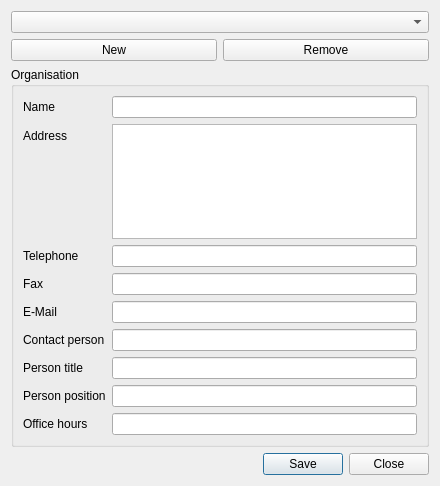
The window that src/ui/ui_organization_editor.ui (nextgis/qgis_metatools) describes before a commit, drawn with Qt 5.
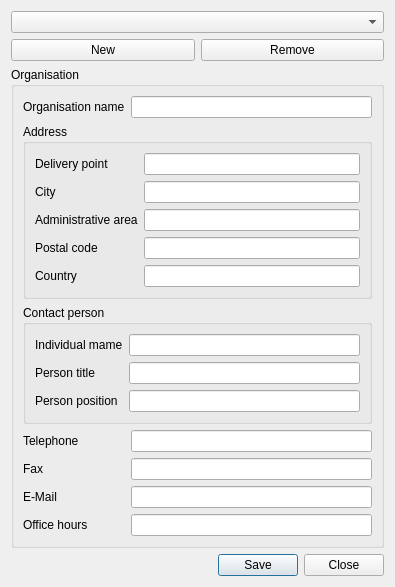
The same window after the commit.

Commit message: finish organization template manager and applying

```diff
--- a/src/ui/ui_organization_editor.ui
+++ b/src/ui/ui_organization_editor.ui
@@ -6,8 +6,8 @@
    <rect>
     <x>0</x>
     <y>0</y>
-    <width>440</width>
-    <height>486</height>
+    <width>395</width>
+    <height>545</height>
    </rect>
   </property>
   <property name="windowTitle">
@@ -40,95 +40,153 @@
      <property name="title">
       <string>Organisation</string>
      </property>
-     <layout class="QFormLayout" name="formLayout">
+     <layout class="QFormLayout" name="formLayout_3">
       <item row="0" column="0">
        <widget class="QLabel" name="label">
         <property name="text">
-         <string>Name</string>
+         <string>Organisation name</string>
         </property>
        </widget>
       </item>
       <item row="0" column="1">
        <widget class="QLineEdit" name="leName"/>
       </item>
-      <item row="1" column="0">
-       <widget class="QLabel" name="label_2">
-        <property name="text">
+      <item row="1" column="0" colspan="2">
+       <widget class="QGroupBox" name="groupBox_2">
+        <property name="title">
          <string>Address</string>
         </property>
+        <layout class="QFormLayout" name="formLayout">
+         <item row="0" column="0">
+          <widget class="QLabel" name="label_2">
+           <property name="text">
+            <string>Delivery point</string>
+           </property>
+          </widget>
+         </item>
+         <item row="0" column="1">
+          <widget class="QLineEdit" name="leDeliveryPoint"/>
+         </item>
+         <item row="1" column="0">
+          <widget class="QLabel" name="label_10">
+           <property name="text">
+            <string>City</string>
+           </property>
+          </widget>
+         </item>
+         <item row="1" column="1">
+          <widget class="QLineEdit" name="leCity"/>
+         </item>
+         <item row="2" column="0">
+          <widget class="QLabel" name="label_11">
+           <property name="text">
+            <string>Administrative area</string>
+           </property>
+          </widget>
+         </item>
+         <item row="2" column="1">
+          <widget class="QLineEdit" name="leAdminArea"/>
+         </item>
+         <item row="3" column="0">
+          <widget class="QLabel" name="label_12">
+           <property name="text">
+            <string>Postal code</string>
+           </property>
+          </widget>
+         </item>
+         <item row="3" column="1">
+          <widget class="QLineEdit" name="lePostCode"/>
+         </item>
+         <item row="4" column="0">
+          <widget class="QLabel" name="label_13">
+           <property name="text">
+            <string>Country</string>
+           </property>
+          </widget>
+         </item>
+         <item row="4" column="1">
+          <widget class="QLineEdit" name="leCountry"/>
+         </item>
+        </layout>
        </widget>
       </item>
-      <item row="1" column="1">
-       <widget class="QTextEdit" name="textAddress"/>
+      <item row="2" column="0" colspan="2">
+       <widget class="QGroupBox" name="groupBox_3">
+        <property name="title">
+         <string>Contact person</string>
+        </property>
+        <layout class="QFormLayout" name="formLayout_2">
+         <item row="0" column="0">
+          <widget class="QLabel" name="label_6">
+           <property name="text">
+            <string>Individual mame</string>
+           </property>
+          </widget>
+         </item>
+         <item row="0" column="1">
+          <widget class="QLineEdit" name="leContactPerson"/>
+         </item>
+         <item row="1" column="0">
+          <widget class="QLabel" name="label_7">
+           <property name="text">
+            <string>Person title</string>
+           </property>
+          </widget>
+         </item>
+         <item row="1" column="1">
+          <widget class="QLineEdit" name="lePersonTitle"/>
+         </item>
+         <item row="2" column="0">
+          <widget class="QLabel" name="label_8">
+           <property name="text">
+            <string>Person position</string>
+           </property>
+          </widget>
+         </item>
+         <item row="2" column="1">
+          <widget class="QLineEdit" name="lePersonPosition"/>
+         </item>
+        </layout>
+       </widget>
       </item>
-      <item row="2" column="0">
+      <item row="3" column="0">
        <widget class="QLabel" name="label_3">
         <property name="text">
          <string>Telephone</string>
         </property>
        </widget>
       </item>
-      <item row="2" column="1">
+      <item row="3" column="1">
        <widget class="QLineEdit" name="lePhone"/>
       </item>
-      <item row="3" column="0">
+      <item row="4" column="0">
        <widget class="QLabel" name="label_4">
         <property name="text">
          <string>Fax</string>
         </property>
        </widget>
       </item>
-      <item row="3" column="1">
+      <item row="4" column="1">
        <widget class="QLineEdit" name="leFax"/>
       </item>
-      <item row="4" column="0">
+      <item row="5" column="0">
        <widget class="QLabel" name="label_5">
         <property name="text">
          <string>E-Mail</string>
         </property>
        </widget>
       </item>
-      <item row="4" column="1">
-       <widget class="QLineEdit" name="leEmail"/>
-      </item>
-      <item row="5" column="0">
-       <widget class="QLabel" name="label_6">
-        <property name="text">
-         <string>Contact person</string>
-        </property>
-       </widget>
-      </item>
       <item row="5" column="1">
-       <widget class="QLineEdit" name="leContactPerson"/>
+       <widget class="QLineEdit" name="leEmail"/>
       </item>
       <item row="6" column="0">
-       <widget class="QLabel" name="label_7">
-        <property name="text">
-         <string>Person title</string>
-        </property>
-       </widget>
-      </item>
-      <item row="6" column="1">
-       <widget class="QLineEdit" name="lePersonTitle"/>
-      </item>
-      <item row="7" column="0">
-       <widget class="QLabel" name="label_8">
-        <property name="text">
-         <string>Person position</string>
-        </property>
-       </widget>
-      </item>
-      <item row="7" column="1">
-       <widget class="QLineEdit" name="lePersonPosition"/>
-      </item>
-      <item row="8" column="0">
        <widget class="QLabel" name="label_9">
         <property name="text">
          <string>Office hours</string>
         </property>
        </widget>
       </item>
-      <item row="8" column="1">
+      <item row="6" column="1">
        <widget class="QLineEdit" name="leOfficeHours"/>
       </item>
      </layout>
```
The commit also changes 5 other files.
